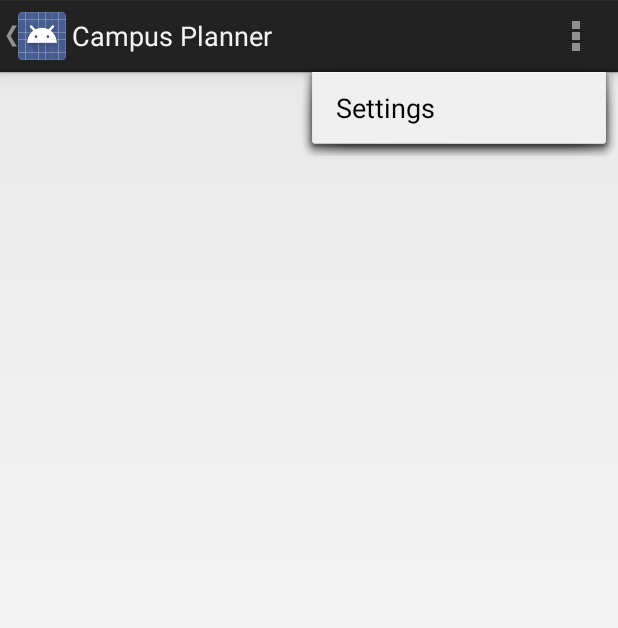
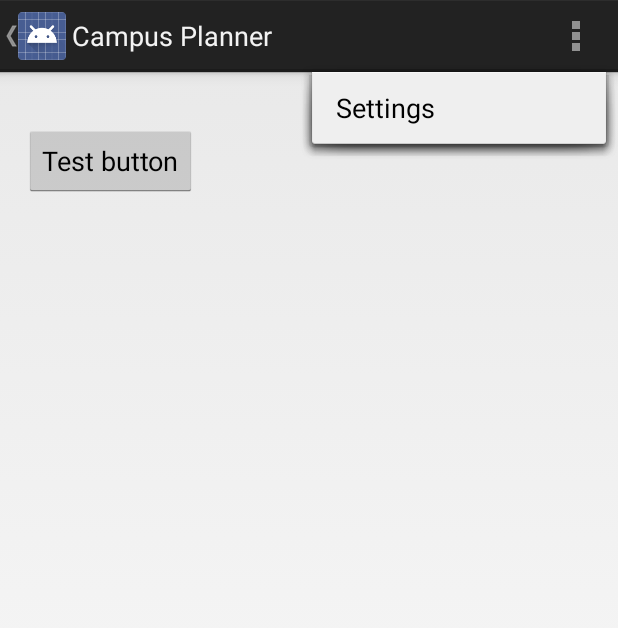
Before and after one commit to sukrithanda/carcosa, an Android app: the screen it shows after launch (Menu), with the options menu open, on a phone screen of 412 x 824 dp. Shown: the top 628 px of the screen. Run offline under Robolectric (Android 15) with nearby library versions, the light colour scheme and no system bars; 2 statements that could not run were skipped.

Commit message:
intial commit

```diff
--- a/app/src/main/res/layout/fragment_menu.xml
+++ b/app/src/main/res/layout/fragment_menu.xml
@@ -13,4 +13,13 @@
         android:layout_width="wrap_content"
         android:layout_height="wrap_content" />
 
+    <Button
+        android:layout_width="wrap_content"
+        android:layout_height="wrap_content"
+        android:text="Test button"
+        android:id="@+id/button"
+        android:layout_below="@+id/section_label"
+        android:layout_alignParentLeft="true"
+        android:layout_alignParentStart="true" />
+
 </RelativeLayout>
```
